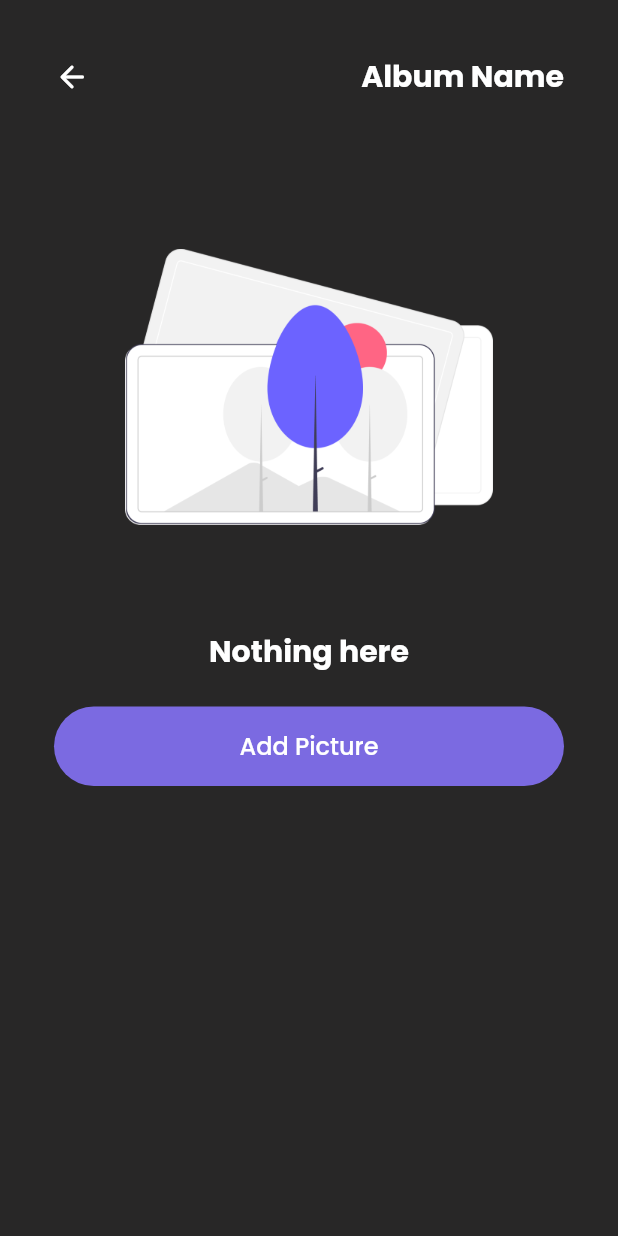
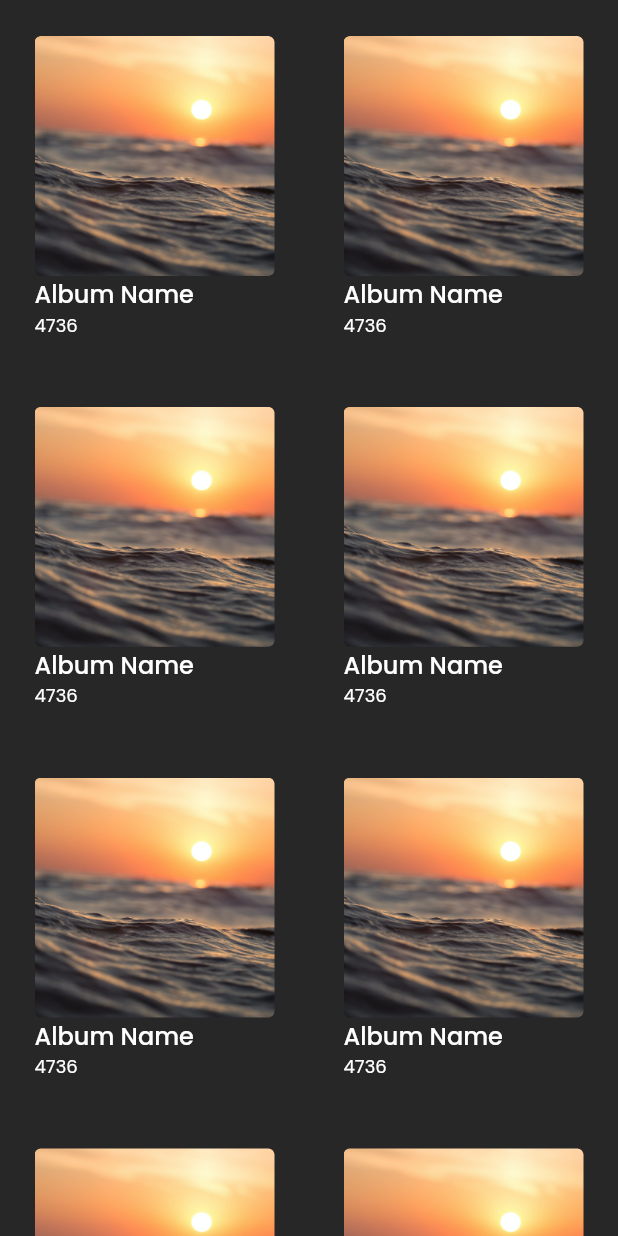
Before and after one commit to ardhanurfan/Gen-S, a Flutter app: the GalleryPage screen opened directly, on a phone screen of 412 x 824 dp. Run offline on Flutter 3.47's test engine with Material 2 defaults, Android fonts, the phone set to English and light mode, and no system bars; our stand-ins replace google_fonts.

Commit message:
update gallery, detail gallery

```diff
--- a/lib/pages/pages_user/gallery_page.dart
+++ b/lib/pages/pages_user/gallery_page.dart
@@ -1,4 +1,5 @@
 import 'package:flutter/material.dart';
+import 'package:music_player/pages/pages_user/detail_gallery_page.dart';
 import 'package:music_player/pages/pages_user/empty_album_page.dart';
 import 'package:music_player/shared/theme.dart';
 import 'package:music_player/widgets/custom_button.dart';
@@ -8,30 +9,63 @@ class GalleryPage extends StatelessWidget {
 
   @override
   Widget build(BuildContext context) {
-    Widget header() {
-      return Row(
-        mainAxisAlignment: MainAxisAlignment.spaceBetween,
-        children: [
-          Icon(
-            Icons.arrow_back_rounded,
-            color: primaryColor,
-          ),
-          Expanded(
-            child: Text(
-              "Album Name",
-              textAlign: TextAlign.end,
-              style: primaryColorText.copyWith(fontSize: 20, fontWeight: bold),
-              overflow: TextOverflow.ellipsis,
+    Widget albumGrid() {
+      return Center(
+        child: Column(
+          crossAxisAlignment: CrossAxisAlignment.start,
+          children: [
+            GestureDetector(
+              onTap: () {
+                Navigator.push(
+                    context,
+                    MaterialPageRoute(
+                        builder: (context) => const DetailGalleryPage()));
+              },
+              child: ClipRRect(
+                borderRadius: BorderRadius.circular(4),
+                child: Image.asset(
+                  "assets/ex_gallery.png",
+                  width: 160,
+                  height: 160,
+                ),
+              ),
             ),
-          ),
-        ],
+            Column(
+              crossAxisAlignment: CrossAxisAlignment.start,
+              children: [
+                Text(
+                  "Album Name",
+                  style: primaryColorText.copyWith(
+                      fontSize: 16, fontWeight: medium),
+                ),
+                Text(
+                  "4736",
+                  style: primaryColorText.copyWith(fontSize: 12),
+                )
+              ],
+            ),
+          ],
+        ),
       );
     }
 
     Widget content() {
-      return ListView(
-        padding: EdgeInsets.all(defaultMargin),
-        children: [header(), EmptyAlbumPage()],
+      return Expanded(
+        child: GridView(
+          padding: const EdgeInsets.only(top: 24, bottom: 100),
+          gridDelegate: const SliverGridDelegateWithFixedCrossAxisCount(
+              crossAxisCount: 2, childAspectRatio: 1 / 1.2),
+          children: [
+            albumGrid(),
+            albumGrid(),
+            albumGrid(),
+            albumGrid(),
+            albumGrid(),
+            albumGrid(),
+            albumGrid(),
+            albumGrid()
+          ],
+        ),
       );
     }
 
```
Also changed, not shown: lib/pages/pages_user/detail_gallery_page.dart (added, +46 -0 lines).
